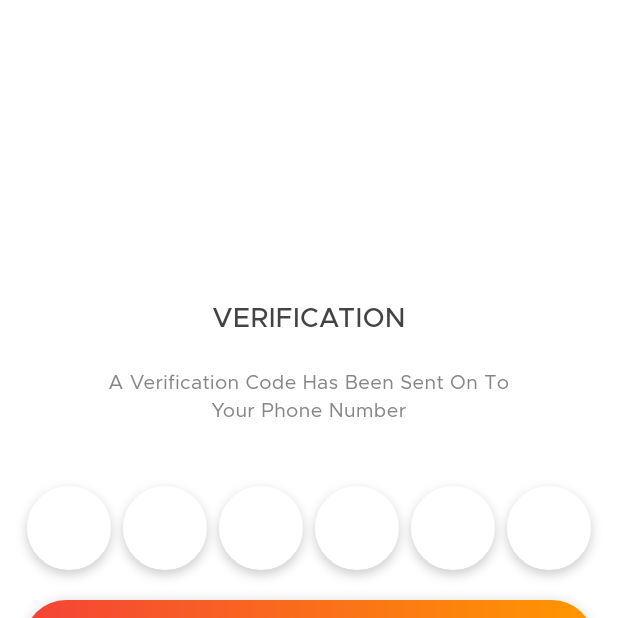
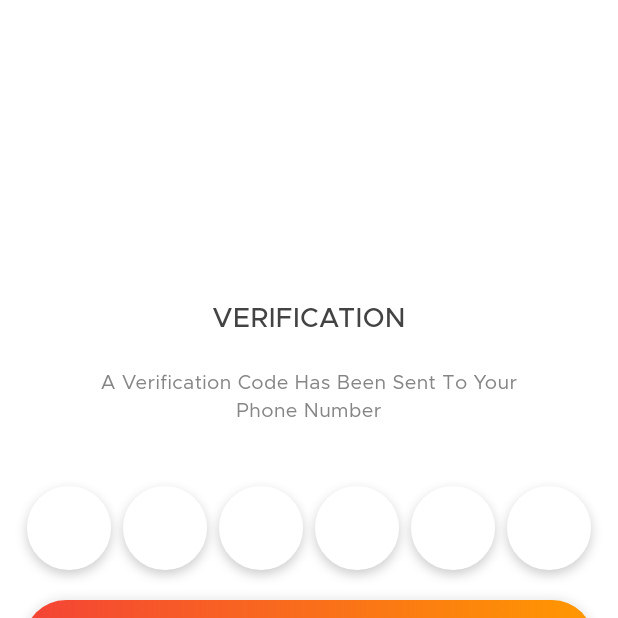
Before and after one commit to WaseemMirzaa/lunchR, a Flutter app: the CafeteriaPhoneVerificationView screen opened by its route, on a phone screen of 412 x 824 dp, the top half of it. Run offline on Flutter 3.47's test engine with Material 3 defaults, Android fonts, the phone set to English and light mode, and no system bars; drawn by our look-alikes of pinput; our stand-ins replace cloud_firestore, firebase_auth, firebase_core, firebase_storage, flutter_advanced_switch, get and 5 more; accounts and stored records are empty.

Commit message:
cafeteria verification
cafeteria verification is done

```diff
--- a/lib/app/modules/cafeteria_phone_verification/views/cafeteria_phone_verification_view.dart
+++ b/lib/app/modules/cafeteria_phone_verification/views/cafeteria_phone_verification_view.dart
@@ -1,5 +1,4 @@
 import 'package:flutter/material.dart';
-
 import 'package:get/get.dart';
 import 'package:luncher/app/routes/app_pages.dart';
 import 'package:luncher/config/app_colors.dart';
@@ -23,53 +22,45 @@ class CafeteriaPhoneVerificationView
       height: 56,
       textStyle: AppTextStyles.PoppinsRegular.copyWith(
         fontSize: 33,
-        color: Color(0xFF858585),
+        color: const Color(0xFF858585),
       ),
       decoration: BoxDecoration(
-        color: Colors.white, // White background color
-        border: Border.all(
-          color: Colors.white, // Border color
-          width: 3, // Border width
-        ),
-        borderRadius: BorderRadius.circular(40), // Rounded corners
+        color: Colors.white,
+        border: Border.all(color: Colors.white, width: 3),
+        borderRadius: BorderRadius.circular(40),
         boxShadow: [
           BoxShadow(
-            color: Colors.black.withOpacity(0.2), // Shadow color
-            blurRadius: 6, // Blur radius for the shadow
-            offset: const Offset(0, 3), // Shadow offset
+            color: Colors.black.withOpacity(0.2),
+            blurRadius: 6,
+            offset: const Offset(0, 3),
           ),
         ],
       ),
     );
 
     final focusedPinTheme = defaultPinTheme.copyDecorationWith(
-      border: Border.all(
-        color: Colors.white, // Keep the white border when focused
-      ),
-      borderRadius: BorderRadius.circular(40), // Maintain rounded corners
+      border: Border.all(color: Colors.white),
+      borderRadius: BorderRadius.circular(40),
       boxShadow: [
         BoxShadow(
-          color: Colors.black
-              .withOpacity(0.3), // Slightly stronger shadow on focus
-          blurRadius: 8, // Increase blur radius for the shadow
-          offset: const Offset(0, 4), // Shadow offset for focus state
+          color: Colors.black.withOpacity(0.3),
+          blurRadius: 8,
+          offset: const Offset(0, 4),
         ),
       ],
     );
 
     final submittedPinTheme = defaultPinTheme.copyDecorationWith(
-      color: Colors.white, // Maintain white background
+      color: Colors.white,
       boxShadow: [
         BoxShadow(
-          color: Colors.black
-              .withOpacity(0.2), // Consistent shadow for submitted state
+          color: Colors.black.withOpacity(0.2),
           blurRadius: 6,
           offset: const Offset(0, 3),
         ),
       ],
     );
 
-    // Start timer when the screen is loaded
     void startTimer() {
       if (isTimerRunning.value) {
         Future.delayed(const Duration(seconds: 1), () {
@@ -77,7 +68,7 @@ class CafeteriaPhoneVerificationView
             timer.value--;
             startTimer();
           } else {
-            isTimerRunning.value = false; // Stop the timer after 60 seconds
+            isTimerRunning.value = false;
           }
         });
       }
@@ -96,9 +87,8 @@ class CafeteriaPhoneVerificationView
                 padding: const EdgeInsets.symmetric(horizontal: 16.0),
                 child: Column(
                   children: [
-                    const SizedBox(height: 200), // Space between logo and form
+                    const SizedBox(height: 200),
 
-                    // Heading text
                     Text(
                       'VERIFICATION',
                       style: AppTextStyles.MetropolisMedium.copyWith(
@@ -107,13 +97,12 @@ class CafeteriaPhoneVerificationView
                       ),
                     ),
 
-                    const SizedBox(
-                        height: 20), // Space between heading and text field
+                    const SizedBox(height: 20),
 
                     Padding(
                       padding: const EdgeInsets.symmetric(horizontal: 50),
                       child: Text(
-                        'A Verification Code Has Been Sent On To Your Phone Number',
+                        'A Verification Code Has Been Sent To Your Phone Number',
                         textAlign: TextAlign.center,
                         style: AppTextStyles.MetropolisRegular.copyWith(
                           fontSize: 13,
@@ -122,38 +111,38 @@ class CafeteriaPhoneVerificationView
                       ),
                     ),
 
-                    const SizedBox(
-                        height: 40), // Space between text and OTP field
+                    const SizedBox(height: 40),
 
                     Pinput(
-                      length: 6, // Number of digits in the PIN
                       defaultPinTheme: defaultPinTheme,
                       focusedPinTheme: focusedPinTheme,
                       submittedPinTheme: submittedPinTheme,
-
-                      validator: (s) {
-                        return s == '2222' ? null : 'Pin is incorrect';
-                      },
+                      length: 6,
                       pinputAutovalidateMode: PinputAutovalidateMode.onSubmit,
                       showCursor: true,
                       obscureText: true,
-                      onCompleted: (pin) {},
-                      mainAxisAlignment: MainAxisAlignment
-                          .spaceEvenly, // Adds even spacing between boxes
+                      onChanged: (pin) {
+                        controller.otpController.value = pin;
+                      },
+                      onCompleted: (pin) {
+                        controller.otpController.value = pin;
+                      },
+                      mainAxisAlignment: MainAxisAlignment.spaceEvenly,
                     ),
 
-                    const SizedBox(
-                        height: 20), // Space between OTP field and button
+                    const SizedBox(height: 20),
                   ],
                 ),
               ),
-              // Custom button to submit the email
               CustomButton(
                 text: 'VERIFY',
                 onPressed: () {
-                  Get.toNamed(Routes.CAFETERIA_DETAIL);
+                  final verificationId = Get.arguments?['verificationId'] ?? "";
+                  final phoneNumber = Get.arguments?['phoneNumber'] ?? "";
+
+                  controller.verifyOTP(verificationId, phoneNumber);
                 },
-                isLoading: false.obs, // RxBool for loading state
+                isLoading: controller.isLoading,
               ),
             ],
           ),
```
Also changed, not shown: pubspec.lock.
